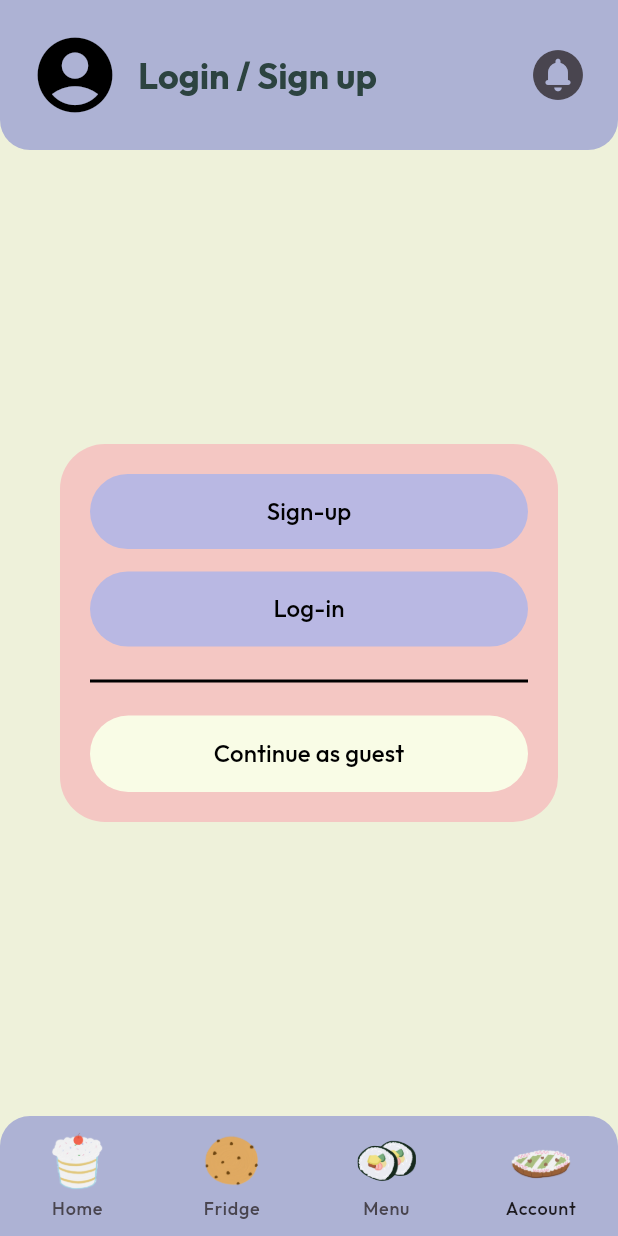
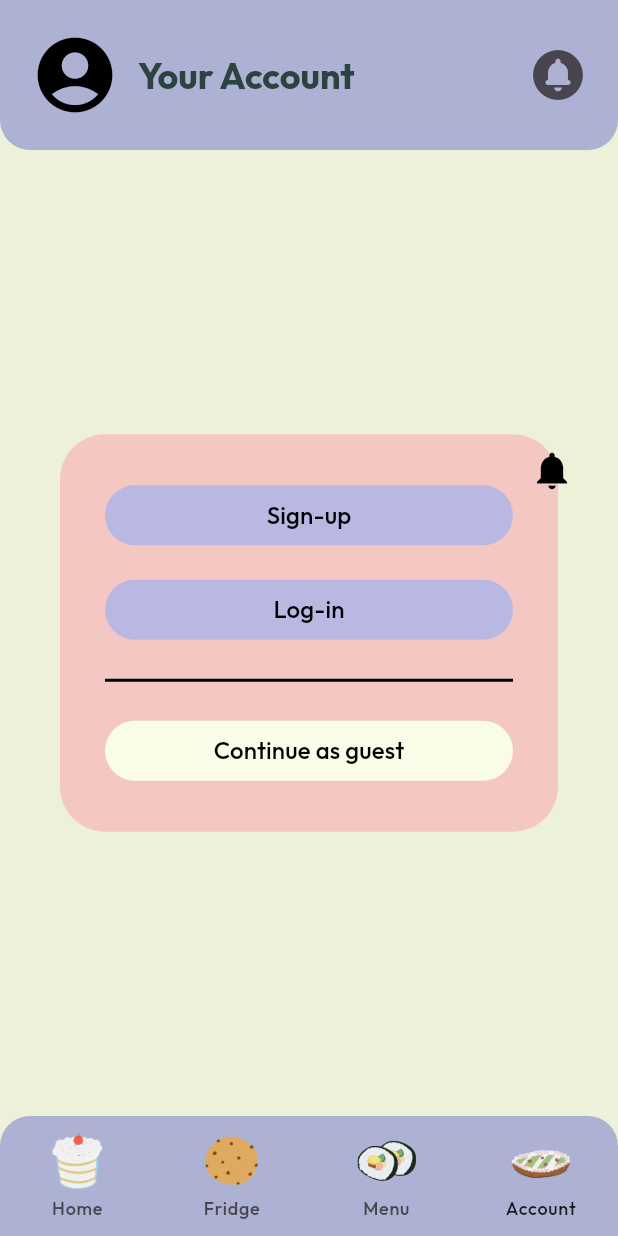
Before and after one commit to ttaaeee69/Freshly, a Flutter app: the screen it shows after launch, item 4 of the bottom bar chosen, on a phone screen of 412 x 824 dp. Run offline on Flutter 3.47's test engine with Material 3 defaults, Android fonts, the light colour scheme and no system bars; our stand-ins replace cloud_firestore, firebase_core, google_fonts, hexcolor; accounts and stored records are empty.

Commit message:
Fix Account page

```diff
--- a/freshly/lib/main.dart
+++ b/freshly/lib/main.dart
@@ -127,7 +127,7 @@ class _PageNavigatorState extends State<PageNavigator> {
                 ),
               if (_selectedIndex == 3)
                 const Text(
-                  "Login / Sign up",
+                  "Your Account",
                   style: TextStyle(
                     fontSize: 24,
                     fontWeight: FontWeight.bold,
--- a/freshly/lib/pages/account_page.dart
+++ b/freshly/lib/pages/account_page.dart
@@ -9,21 +9,21 @@ class AccountPage extends StatelessWidget {
       body: Column(
         mainAxisAlignment: MainAxisAlignment.center,
         children: [
+          Stack(
+            children: [
               Container(
                 margin: EdgeInsets.symmetric(horizontal: 40),
-            padding: EdgeInsets.all(20),
+                padding: EdgeInsets.all(30),
                 decoration: BoxDecoration(
                   color: Color(0xFFF4C7C3), // soft pink
                   borderRadius: BorderRadius.circular(30),
                 ),
                 child: Column(
+                  spacing: 15,
                   children: [
                     CustomButton(text: "Sign-up"),
-                SizedBox(height: 15),
                     CustomButton(text: "Log-in"),
-                SizedBox(height: 15),
                     Divider(thickness: 2, color: Colors.black),
-                SizedBox(height: 15),
                     ElevatedButton(
                       onPressed: () {},
                       style: ElevatedButton.styleFrom(
@@ -34,7 +34,7 @@ class AccountPage extends StatelessWidget {
                         elevation: 0,
                       ),
                       child: Padding(
-                    padding: const EdgeInsets.symmetric(vertical: 14),
+                        padding: const EdgeInsets.symmetric(vertical: 8.0),
                         child: Center(
                           child: Text(
                             "Continue as guest",
@@ -45,6 +45,22 @@ class AccountPage extends StatelessWidget {
                     )
                   ],
                 ),
+              ),
+              Positioned(
+                top: 0, // Adjust the vertical position
+                right: 20, // Adjust the horizontal position
+                child: IconButton(
+                  icon: Icon(
+                    Icons.notifications,
+                    size: 30,
+                    color: Colors.black,
+                  ),
+                  onPressed: () {
+                    // Handle notification icon press
+                  },
+                ),
+              ),
+            ],
           ),
         ],
       ),
@@ -67,13 +83,17 @@ class CustomButton extends StatelessWidget {
         shape: RoundedRectangleBorder(
           borderRadius: BorderRadius.circular(30),
         ),
-        minimumSize: Size(double.infinity, 50),
         elevation: 0,
       ),
+      child: Padding(
+        padding: const EdgeInsets.symmetric(vertical: 8.0),
+        child: Center(
           child: Text(
             text,
             style: TextStyle(color: Colors.black, fontSize: 16),
           ),
+        ),
+      ),
     );
   }
 }
```
Lines whose indentation alone changed are shown as unchanged.
